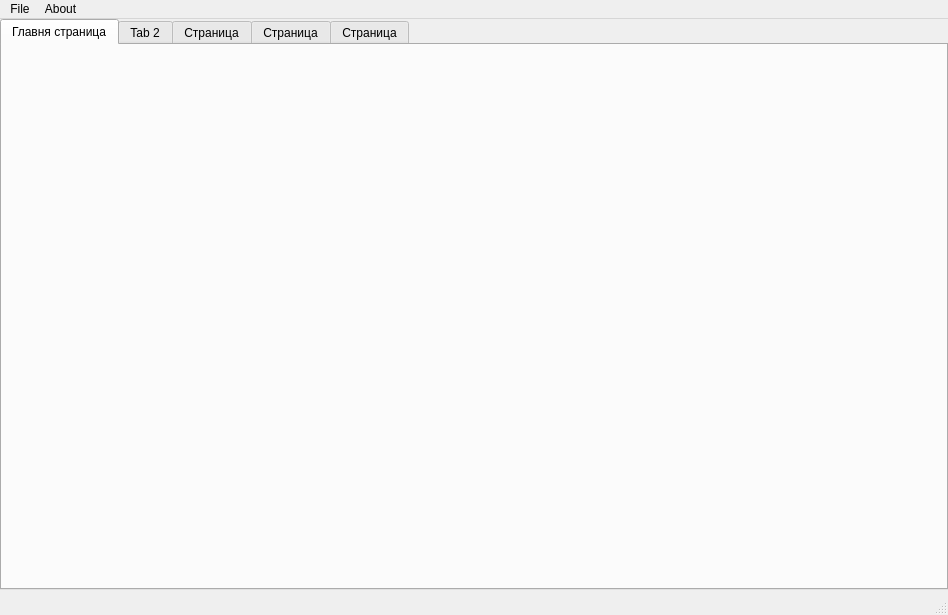
First picture: the form in mainwindow.ui, repository Acceleratore/Project-Eve-Trade, before the edit.
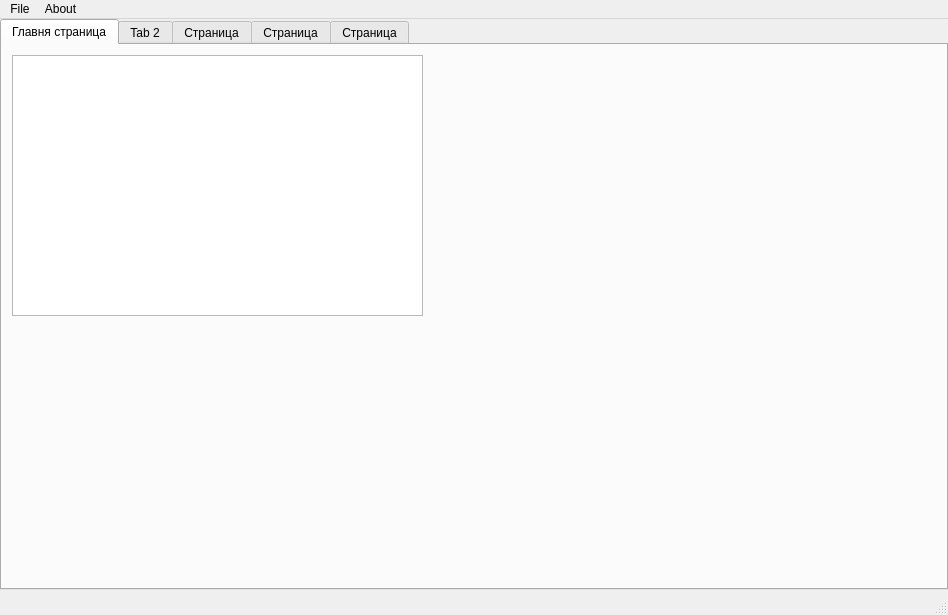
Second picture: the form after the edit.

```diff
--- a/mainwindow.ui
+++ b/mainwindow.ui
@@ -39,6 +39,16 @@
      <attribute name="title">
       <string>Главня страница</string>
      </attribute>
+     <widget class="QTextEdit" name="textEdit">
+      <property name="geometry">
+       <rect>
+        <x>10</x>
+        <y>10</y>
+        <width>411</width>
+        <height>261</height>
+       </rect>
+      </property>
+     </widget>
     </widget>
     <widget class="QWidget" name="tab_2">
      <attribute name="title">
```
